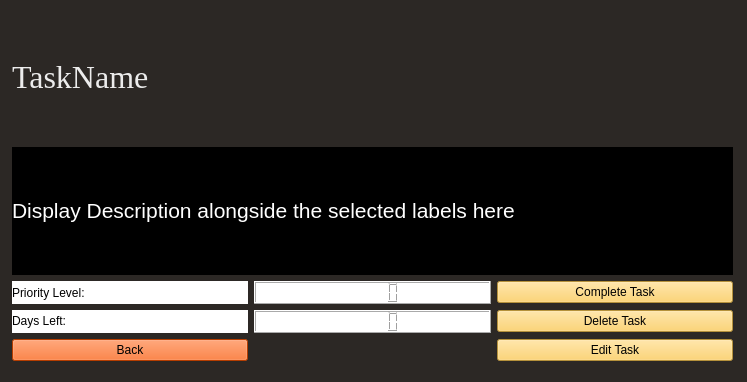
Qt form Codebase/GUI/UI Files/TaskDisplay.ui (Mulukulum/Amberia) before a commit.
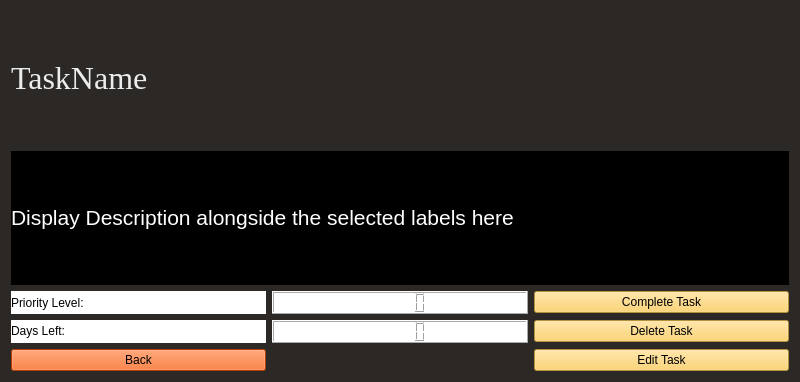
The same form after that commit.

Diff of the .ui file:
```diff
--- a/Codebase/GUI/UI Files/TaskDisplay.ui
+++ b/Codebase/GUI/UI Files/TaskDisplay.ui
@@ -6,7 +6,7 @@
    <rect>
     <x>0</x>
     <y>0</y>
-    <width>747</width>
+    <width>800</width>
     <height>382</height>
    </rect>
   </property>
@@ -16,15 +16,8 @@
   <property name="styleSheet">
    <string notr="true">background : #2c2825;</string>
   </property>
-  <widget class="QWidget" name="">
-   <property name="geometry">
-    <rect>
-     <x>12</x>
-     <y>12</y>
-     <width>721</width>
-     <height>349</height>
-    </rect>
-   </property>
+  <layout class="QGridLayout" name="gridLayout_2">
+   <item row="0" column="0">
    <layout class="QGridLayout" name="gridLayout">
     <item row="0" column="0" colspan="3">
      <widget class="QLabel" name="TaskName">
@@ -138,7 +131,8 @@
      </widget>
     </item>
    </layout>
-  </widget>
+   </item>
+  </layout>
  </widget>
  <resources/>
  <connections/>
```
Lines whose indentation alone changed are shown as unchanged.
